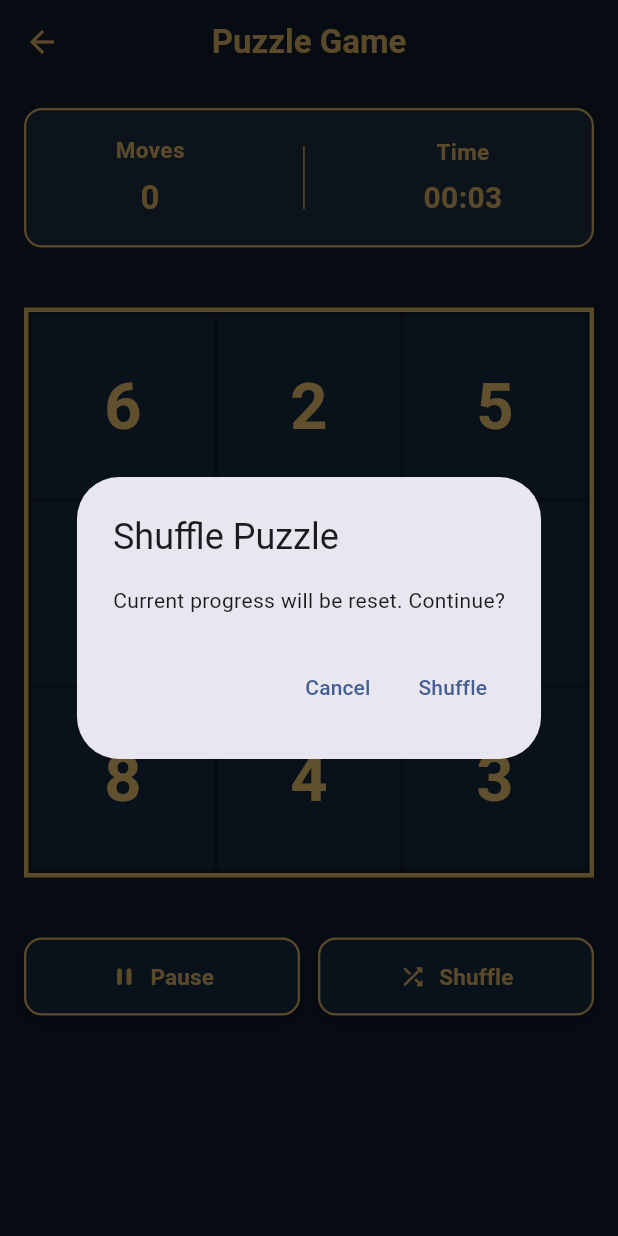
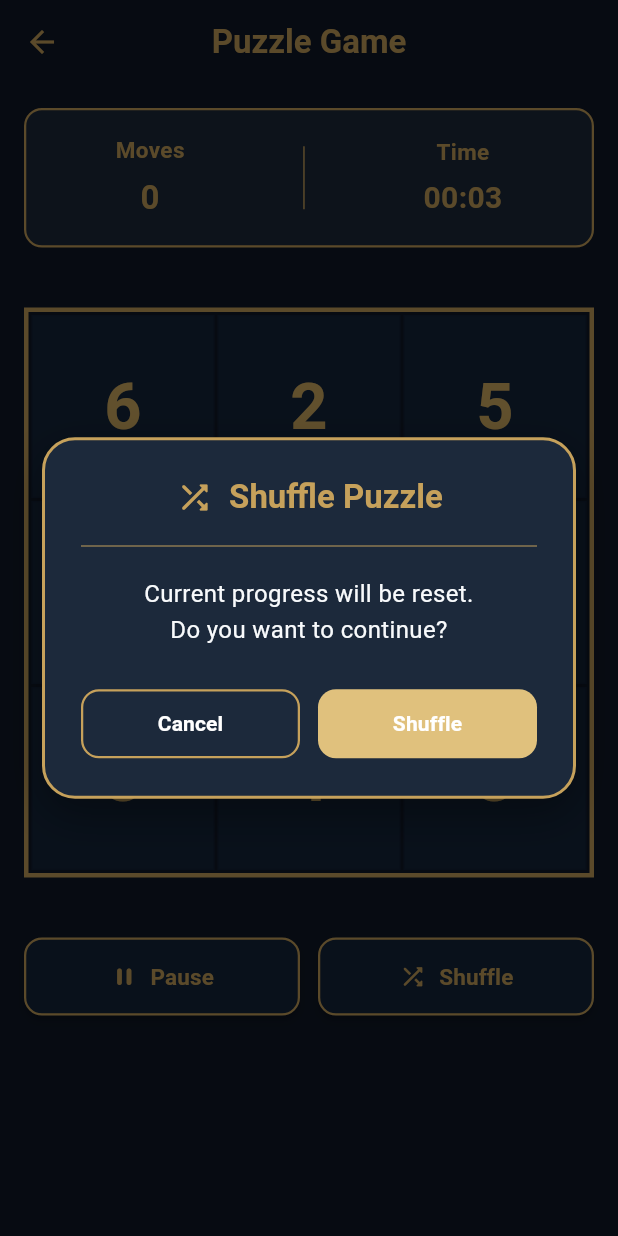
Before and after one commit to matsuda-valueapps/slide-puzzle-app-flutter, a Flutter app: the PuzzleGamePage screen opened directly with empty values, after a tap on "Shuffle", on a phone screen of 412 x 824 dp. Run offline on Flutter 3.47's test engine with Material 3 defaults, Android fonts, the phone set to English and light mode, and no system bars; our stand-ins replace shared_preferences; accounts and stored records are empty.

Commit message:
Improve shuffle dialog and picture selection layout

```diff
--- a/lib/pages/picture_select_page.dart
+++ b/lib/pages/picture_select_page.dart
@@ -96,14 +96,23 @@ class _PictureSelectPageState extends State<PictureSelectPage> {
     return Column(
       children: [
         Expanded(
-          child: GridView.builder(
+          child: LayoutBuilder(
+            builder: (context, constraints) {
+              // GridViewの左右の余白（16 × 2）を差し引く
+              // 画像の横幅と高さを同じにして正方形にする
+              final double imageSize =
+                  constraints.maxWidth - 32;
+
+              return GridView.builder(
                 padding: const EdgeInsets.all(16),
                 gridDelegate:
-                const SliverGridDelegateWithFixedCrossAxisCount(
+                    SliverGridDelegateWithFixedCrossAxisCount(
                   crossAxisCount: 1,
                   crossAxisSpacing: 0,
                   mainAxisSpacing: 16,
-              childAspectRatio: 0.95,
+
+                  // 正方形の画像 + 画像名の表示領域
+                  mainAxisExtent: imageSize + 52,
                 ),
                 itemCount: widget.pictures.length,
                 itemBuilder: (context, index) {
@@ -115,6 +124,9 @@ class _PictureSelectPageState extends State<PictureSelectPage> {
                   return _buildPictureCard(
                     picture: picture,
                     isSelected: isSelected,
+                    imageSize: imageSize,
+                  );
+                },
               );
             },
           ),
@@ -139,6 +151,7 @@ class _PictureSelectPageState extends State<PictureSelectPage> {
   Widget _buildPictureCard({
     required PictureOption picture,
     required bool isSelected,
+    required double imageSize,
   }) {
     return GestureDetector(
       onTap: () {
@@ -146,10 +159,15 @@ class _PictureSelectPageState extends State<PictureSelectPage> {
           _selectedImageId = picture.id;
         });
       },
+      child: Column(
+        crossAxisAlignment: CrossAxisAlignment.stretch,
+        children: [
+          // 画像部分（正方形）
+          SizedBox(
+            width: imageSize,
+            height: imageSize,
             child: Container(
               decoration: BoxDecoration(
-          color: AppColors.cardBackground,
-          borderRadius: BorderRadius.circular(12),
                 border: Border.all(
                   color: isSelected
                       ? AppColors.primary
@@ -159,17 +177,15 @@ class _PictureSelectPageState extends State<PictureSelectPage> {
                 boxShadow: [
                   if (isSelected)
                     BoxShadow(
-                color: AppColors.primary.withValues(alpha: 0.15),
+                      color: AppColors.primary.withValues(
+                        alpha: 0.15,
+                      ),
                       blurRadius: 8,
                       offset: const Offset(0, 3),
                     ),
                 ],
               ),
-        clipBehavior: Clip.antiAlias,
-        child: Column(
-          crossAxisAlignment: CrossAxisAlignment.stretch,
-          children: [
-            Expanded(
+              clipBehavior: Clip.hardEdge,
               child: Stack(
                 fit: StackFit.expand,
                 children: [
@@ -188,6 +204,8 @@ class _PictureSelectPageState extends State<PictureSelectPage> {
                       );
                     },
                   ),
+
+                  // 選択中のチェックマーク
                   if (isSelected)
                     Positioned(
                       top: 8,
@@ -208,10 +226,14 @@ class _PictureSelectPageState extends State<PictureSelectPage> {
                 ],
               ),
             ),
+          ),
+
+          // 画像名（画像の外側に表示）
           Padding(
-              padding: const EdgeInsets.symmetric(
-                horizontal: 8,
-                vertical: 10,
+            padding: const EdgeInsets.only(
+              left: 8,
+              right: 8,
+              top: 10,
             ),
             child: Text(
               picture.title,
@@ -226,7 +248,6 @@ class _PictureSelectPageState extends State<PictureSelectPage> {
             ),
           ),
         ],
-        ),
       ),
     );
   }
--- a/lib/pages/puzzle_game_page.dart
+++ b/lib/pages/puzzle_game_page.dart
@@ -469,26 +469,134 @@ class _PuzzleGamePageState extends State<PuzzleGamePage> {
 
     final bool? confirmed = await showDialog<bool>(
       context: context,
-      builder: (context) {
-        return AlertDialog(
-          title: const Text('Shuffle Puzzle'),
-          content: const Text(
-            'Current progress will be reset. Continue?',
+      barrierDismissible: false,
+      builder: (dialogContext) {
+        return Dialog(
+          backgroundColor: Colors.transparent,
+          elevation: 0,
+          insetPadding: const EdgeInsets.symmetric(
+            horizontal: 28,
+            vertical: 24,
           ),
-          actions: [
-            TextButton(
-              onPressed: () {
-                Navigator.pop(context, false);
-              },
-              child: const Text('Cancel'),
+          child: Container(
+            padding: const EdgeInsets.all(24),
+            decoration: BoxDecoration(
+              color: AppColors.cardBackground,
+              borderRadius: BorderRadius.circular(22),
+              border: Border.all(
+                color: AppColors.primary,
+                width: 2,
+              ),
+              boxShadow: [
+                BoxShadow(
+                  color: Colors.black.withValues(alpha: 0.35),
+                  blurRadius: 24,
+                  offset: const Offset(0, 10),
+                ),
+              ],
             ),
-            TextButton(
-              onPressed: () {
-                Navigator.pop(context, true);
-              },
-              child: const Text('Shuffle'),
+            child: Column(
+              mainAxisSize: MainAxisSize.min,
+              children: [
+                Row(
+                  mainAxisAlignment: MainAxisAlignment.center,
+                  children: [
+                    const Icon(
+                      Icons.shuffle_rounded,
+                      color: AppColors.primary,
+                      size: 26,
+                    ),
+                    const SizedBox(width: 10),
+                    Flexible(
+                      child: Text(
+                        'Shuffle Puzzle',
+                        textAlign: TextAlign.center,
+                        style: Theme.of(dialogContext)
+                            .textTheme
+                            .titleLarge
+                            ?.copyWith(
+                              color: AppColors.primary,
+                              fontWeight: FontWeight.bold,
+                            ),
+                      ),
+                    ),
+                  ],
+                ),
+                const SizedBox(height: 18),
+                Container(
+                  height: 1,
+                  width: double.infinity,
+                  color: AppColors.primary.withValues(alpha: 0.65),
+                ),
+                const SizedBox(height: 20),
+                const Text(
+                  'Current progress will be reset.\nDo you want to continue?',
+                  textAlign: TextAlign.center,
+                  style: TextStyle(
+                    color: AppColors.textPrimary,
+                    fontSize: 16,
+                    height: 1.5,
+                  ),
+                ),
+                const SizedBox(height: 26),
+                Row(
+                  children: [
+                    Expanded(
+                      child: OutlinedButton(
+                        onPressed: () {
+                          Navigator.pop(dialogContext, false);
+                        },
+                        style: OutlinedButton.styleFrom(
+                          foregroundColor: Colors.white, // 文字色を白色に変更
+                          side: const BorderSide(
+                            color: AppColors.primary,
+                            width: 1.5,
+                          ),
+                          padding: const EdgeInsets.symmetric(
+                            vertical: 13,
+                          ),
+                          shape: RoundedRectangleBorder(
+                            borderRadius: BorderRadius.circular(12),
+                          ),
+                        ),
+                        child: const Text(
+                          'Cancel',
+                          style: TextStyle(
+                            fontWeight: FontWeight.bold,
+                          ),
+                        ),
+                      ),
+                    ),
+                    const SizedBox(width: 12),
+                    Expanded(
+                      child: ElevatedButton(
+                        onPressed: () {
+                          Navigator.pop(dialogContext, true);
+                        },
+                        style: ElevatedButton.styleFrom(
+                          backgroundColor: AppColors.primaryLight,
+                          foregroundColor: Colors.white, // 文字色を白色に変更
+                          elevation: 0,
+                          padding: const EdgeInsets.symmetric(
+                            vertical: 13,
+                          ),
+                          shape: RoundedRectangleBorder(
+                            borderRadius: BorderRadius.circular(12),
+                          ),
+                        ),
+                        child: const Text(
+                          'Shuffle',
+                          style: TextStyle(
+                            fontWeight: FontWeight.bold,
+                          ),
+                        ),
+                      ),
+                    ),
+                  ],
+                ),
+              ],
             ),
-          ],
+          ),
         );
       },
     );
```
Lines whose indentation alone changed are shown as unchanged.
